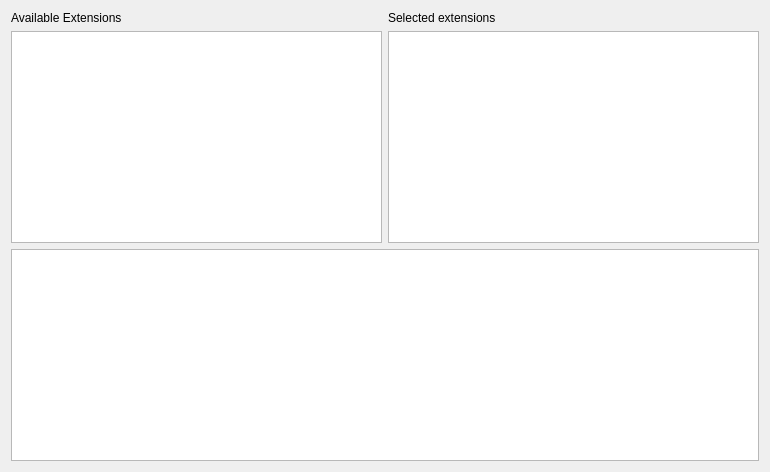
This is modules/src/gui/widgets/extensionchainwidget.ui in phernst/ctl as Qt 5 draws it before an edit. The edited form follows.
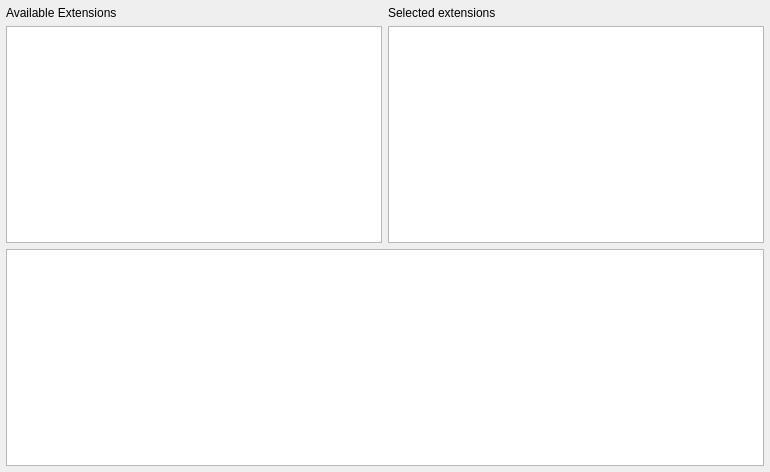
This is the edited form.

Commit message: ExtensionChainWidget: change layout margins

```diff
--- a/modules/src/gui/widgets/extensionchainwidget.ui
+++ b/modules/src/gui/widgets/extensionchainwidget.ui
@@ -14,6 +14,18 @@
    <string>ExtensionChainWidget</string>
   </property>
   <layout class="QGridLayout" name="gridLayout">
+   <property name="leftMargin">
+    <number>6</number>
+   </property>
+   <property name="topMargin">
+    <number>6</number>
+   </property>
+   <property name="rightMargin">
+    <number>6</number>
+   </property>
+   <property name="bottomMargin">
+    <number>6</number>
+   </property>
    <item row="0" column="0">
     <widget class="QLabel" name="label">
      <property name="text">
```
